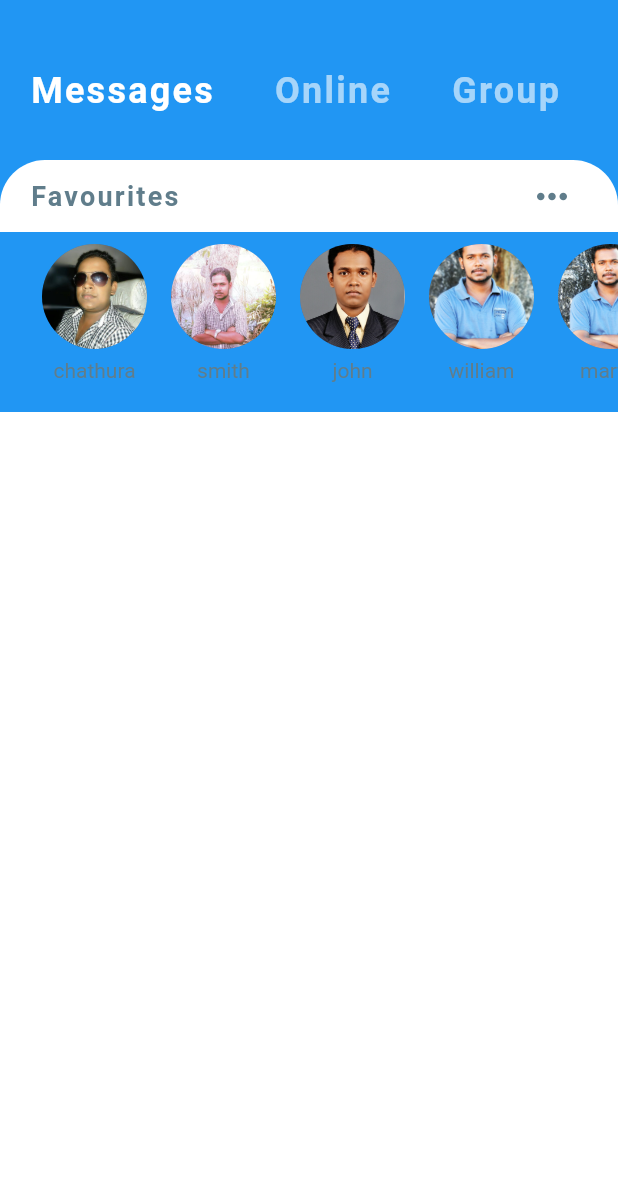
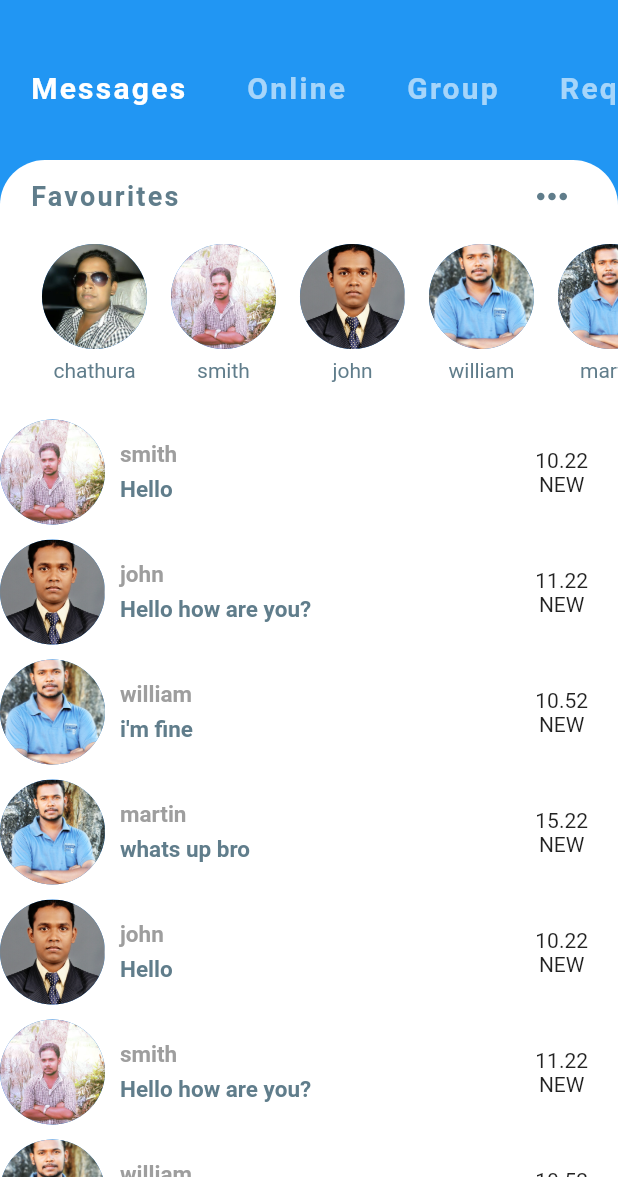
Before and after one commit to ChathuraHansika/messanger, a Flutter app: the screen it shows after launch, on a phone screen of 412 x 824 dp, the part 59-1236 px from its top. Run offline on Flutter 3.47's test engine with Material 2 defaults, Android fonts, the phone set to English and light mode, and no system bars.

Commit message:
Add Recent Contact Messages

```diff
--- a/lib/model/massage_model.dart
+++ b/lib/model/massage_model.dart
@@ -29,6 +29,10 @@ List<Message> chats=[
   Message(text: "Hello how are you?",isLiked: true,sender: john,time: "11.22",unread: false),
   Message(text: "i'm fine",isLiked: true,sender: william,time: "10.52",unread: true),
   Message(text: "whats up bro",isLiked: true,sender: martin,time: "15.22",unread: false),
+  Message(text: "Hello",isLiked: true,sender: john,time: "10.22",unread: true),
+  Message(text: "Hello how are you?",isLiked: true,sender: smith,time: "11.22",unread: false),
+  Message(text: "i'm fine",isLiked: true,sender: william,time: "10.52",unread: true),
+  Message(text: "whats up bro",isLiked: true,sender: martin,time: "15.22",unread: false),
 
 
 ];
--- a/lib/screens/home_page.dart
+++ b/lib/screens/home_page.dart
@@ -1,6 +1,7 @@
 import 'package:flutter/material.dart';
 import 'package:messanger/widgets/category_selector.dart';
 import 'package:messanger/widgets/favourite_contacts.dart';
+import 'package:messanger/widgets/recent_chats.dart';
 
 class HomePage extends StatefulWidget {
   @override
@@ -34,14 +35,12 @@ class _HomePageState extends State<HomePage> {
           Expanded(
             child: Container(
               decoration: BoxDecoration(
-                  color:Colors.white,
+                  color: Colors.white,
                   borderRadius: BorderRadius.only(
                       topLeft: Radius.circular(30.0),
                       topRight: Radius.circular(30.0))),
               child: Column(
-                children: <Widget>[
-                  FavouriteContacts(),
-                ],
+                children: <Widget>[FavouriteContacts(), RecentChats()],
               ),
             ),
           ),
--- a/lib/widgets/category_selector.dart
+++ b/lib/widgets/category_selector.dart
@@ -31,7 +31,7 @@ class _CategorySelectorState extends State<CategorySelector> {
                     categories[index],
                     style: TextStyle(
                         color:index==selectedIndex?Colors.white : Colors.white60,
-                        fontSize: 24.0,
+                        fontSize: 20.0,
                         letterSpacing: 1.5,
                         fontWeight: FontWeight.bold),
                   ),
--- a/lib/widgets/favourite_contacts.dart
+++ b/lib/widgets/favourite_contacts.dart
@@ -29,7 +29,7 @@ class FavouriteContacts extends StatelessWidget {
         ),
         Container(
           height: 120.0,
-          color: Colors.blue,
+          color: Colors.white,
           child: ListView.builder(
               padding: EdgeInsets.only(left: 20.0),
               scrollDirection: Axis.horizontal,
--- /dev/null
+++ b/lib/widgets/recent_chats.dart
@@ -0,0 +1,77 @@
+import 'package:flutter/material.dart';
+import 'package:messanger/model/massage_model.dart';
+
+class RecentChats extends StatefulWidget {
+  @override
+  _RecentChatsState createState() => _RecentChatsState();
+}
+
+class _RecentChatsState extends State<RecentChats> {
+  @override
+  Widget build(BuildContext context) {
+    return Expanded(
+      child: Container(
+        decoration: BoxDecoration(
+            color: Colors.white,
+            borderRadius: BorderRadius.only(
+                topLeft: Radius.circular(30.0),
+                topRight: Radius.circular(30.0))),
+        child: ClipRRect(
+          borderRadius: BorderRadius.only(
+              topLeft: Radius.circular(30.0), topRight: Radius.circular(30.0)),
+          child: ListView.builder(
+              itemCount: chats.length,
+              itemBuilder: (BuildContext context, int index) {
+                final Message chat = chats[index];
+                return Container(
+                  margin:EdgeInsets.only(top:5.0,bottom: 5.0,right: 20.0),
+                  child: Row(
+                    mainAxisAlignment: MainAxisAlignment.spaceBetween,
+                    children: <Widget>[
+                      Row(
+                        children: <Widget>[
+                          CircleAvatar(
+                            radius: 35.0,
+                            backgroundImage: AssetImage(chat.sender.imageUrl),
+                          ),
+                          SizedBox(
+                            width: 10.0,
+                          ),
+                          Column(
+                            crossAxisAlignment: CrossAxisAlignment.start,
+                            children: <Widget>[
+                              Text(chat.sender.name,
+                                  style: TextStyle(
+                                      color: Colors.grey,
+                                      fontSize: 15.0,
+                                      fontWeight: FontWeight.bold)),
+                              SizedBox(
+                                height: 5.0,
+                              ),
+                              Container(
+                                width: MediaQuery.of(context).size.width * 0.45,
+                                child: Text(
+                                  chat.text,
+                                  style: TextStyle(
+                                      color: Colors.blueGrey,
+                                      fontSize: 15.0,
+                                      fontWeight: FontWeight.w600),
+                                  overflow: TextOverflow.ellipsis,
+                                ),
+                              )
+                            ],
+                          ),
+                        ],
+                      ),
+                      Column(
+                        children: <Widget>[Text(chat.time), Text('NEW')],
+                      )
+                    ],
+                  ),
+                );
+              }),
+        ),
+      ),
+    );
+  }
+}
```
